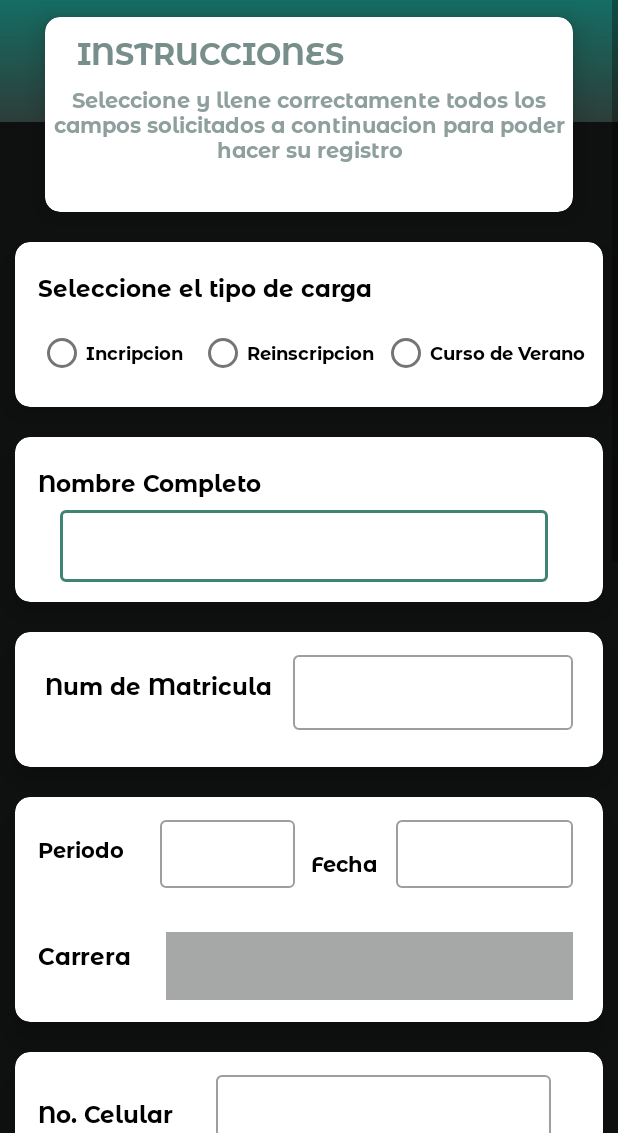
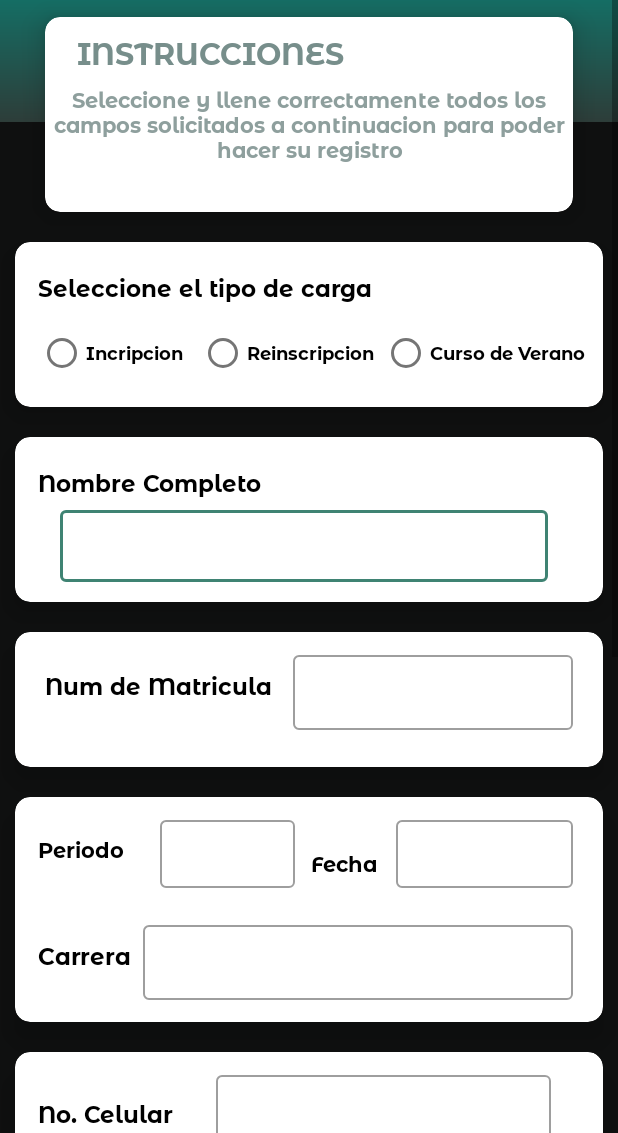
Before and after one commit to JhuanFigueroa/Aplicacion_Alumno, an Android app: the layout activity_reincripcion.xml on its own in the app's theme, with its tools: preview values and no code run, on a phone screen of 412 x 824 dp, the part 103-1236 px from its top. Run offline under Robolectric (Android 15) with nearby library versions, the phone set to English and light mode, and no system bars.

```diff
--- a/app/src/main/java/com/example/aplicacion_alumno/Interfaces/LinxcoInterface.java
+++ b/app/src/main/java/com/example/aplicacion_alumno/Interfaces/LinxcoInterface.java
@@ -1,4 +1,5 @@
 package com.example.aplicacion_alumno.Interfaces;
+import com.example.aplicacion_alumno.Materia;
 import com.example.aplicacion_alumno.User;
 import com.google.gson.JsonArray;
 
@@ -12,5 +13,8 @@ import  retrofit2.http.Query;
 public interface LinxcoInterface {
   //Traer datos del usuario
     @GET("alumnos/datosCarga/{matricula}")
-    Call<List<User>> getCargaData(@Path("matricula") String matricula);
+    Call<User> getCargaData(@Path("matricula") String matricula);
+
+    @GET("materias")
+  Call<List<Materia>> getMAterias();
 }
--- a/app/src/main/res/layout/activity_reincripcion.xml
+++ b/app/src/main/res/layout/activity_reincripcion.xml
@@ -302,15 +302,12 @@
                     android:layout_marginLeft="85dp"
                     style="@style/Widget.MaterialComponents.TextInputLayout.OutlinedBox">
 
-                    <Spinner
-                        android:id="@+id/carrera"
+                    <com.google.android.material.textfield.TextInputEditText
+                        android:id="@+id/txtCarrera"
                         android:layout_width="match_parent"
-                        android:layout_height="50dp"
-                        android:layout_marginLeft="15dp"
-                        android:layout_marginRight="20dp"
-                        android:background="#A6A8A8"
-                        app:cornerRadius="10dp"
-                        android:layout_marginTop="10dp" />
+                        android:layout_height="match_parent"
+                        android:textColor="@color/black"
+                        android:layout_marginRight="20dp" />
                 </com.google.android.material.textfield.TextInputLayout>
             </androidx.cardview.widget.CardView>
 
@@ -440,42 +437,7 @@
                             android:fontFamily="@font/montserratalternates_bold"
                             android:textSize="11dp" />
 
-                        <CheckBox
-                            android:id="@+id/materia2"
-                            android:layout_width="match_parent"
-                            android:layout_height="wrap_content"
-                            android:layout_marginLeft="5dp"
-                            android:text="Redes Neuronales"
-                            android:fontFamily="@font/montserratalternates_bold"
-                            android:textColor="@color/black"
-                            android:textSize="11dp" />
 
-                        <CheckBox
-                            android:id="@+id/materia3"
-                            android:layout_width="match_parent"
-                            android:layout_height="wrap_content"
-                            android:layout_marginLeft="5dp"
-                            android:text="Fundamentos de programacion"
-                            android:fontFamily="@font/montserratalternates_bold"
-                            android:textSize="11dp" />
-
-                        <CheckBox
-                            android:id="@+id/materia4"
-                            android:layout_width="match_parent"
-                            android:layout_height="wrap_content"
-                            android:layout_marginLeft="5dp"
-                            android:fontFamily="@font/montserratalternates_bold"
-                            android:text="Fundamentos de programacion"
-                            android:textSize="11dp" />
-
-                        <CheckBox
-                            android:id="@+id/materia5"
-                            android:fontFamily="@font/montserratalternates_bold"
-                            android:layout_width="match_parent"
-                            android:layout_height="wrap_content"
-                            android:layout_marginLeft="5dp"
-                            android:text="Fundamentos de programacion"
-                            android:textSize="11dp" />
 
                     </RadioGroup>
 
```
Also changed, not shown: app/src/main/java/com/example/aplicacion_alumno/Materia.java (added, +40 -0 lines), app/src/main/java/com/example/aplicacion_alumno/reincripcion.java (+14 -10 lines).
